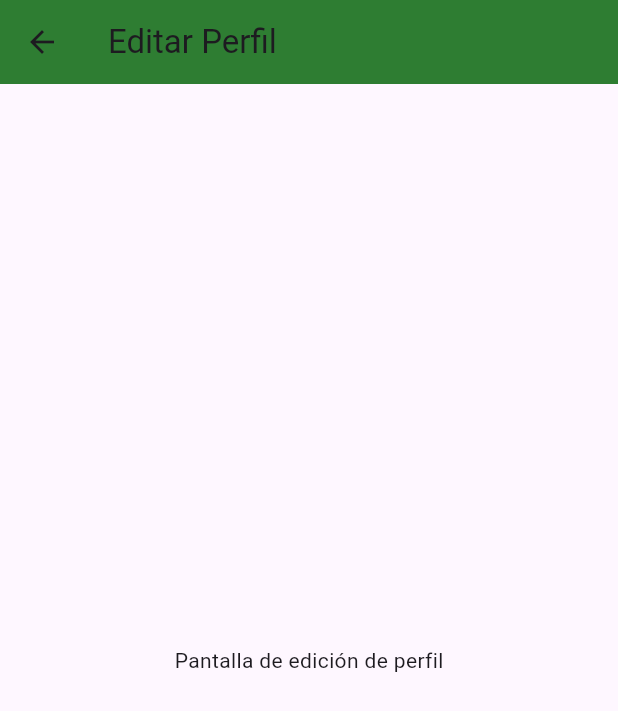
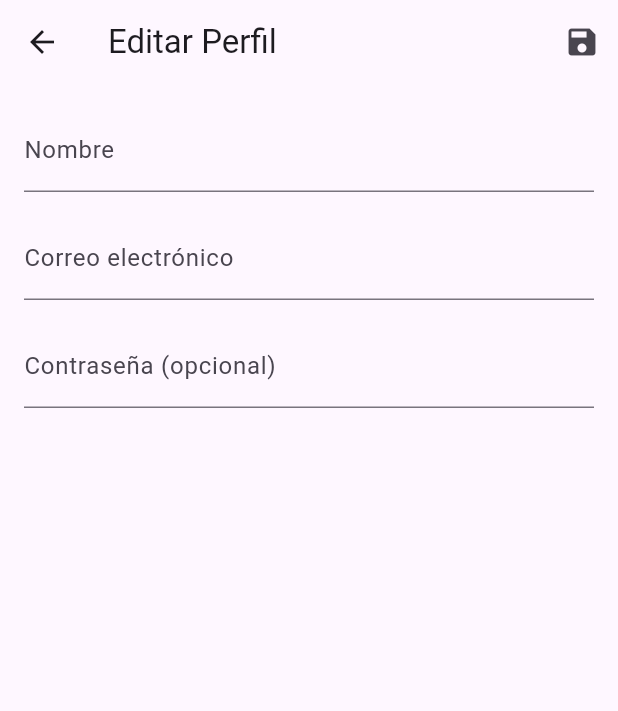
Before and after one commit to mrami8/leafy_app_flutter, a Flutter app: the EditProfileScreen screen opened directly, on a phone screen of 412 x 824 dp. Shown: the top 711 px of the screen. Run offline on Flutter 3.47's test engine with Material 3 defaults, Android fonts, the phone set to English and light mode, and no system bars; our stand-ins replace supabase_flutter, table_calendar; accounts and stored records are empty.

Commit message:
New Implement: Edit Profile v1

```diff
--- a/lib/screens/edit_profile_screen.dart
+++ b/lib/screens/edit_profile_screen.dart
@@ -1,17 +1,112 @@
 import 'package:flutter/material.dart';
+import 'package:provider/provider.dart';
+import 'package:leafy_app_flutter/providers/user_profile_provider.dart';
+import 'package:leafy_app_flutter/providers/auth_provider.dart';
 
-class EditProfileScreen extends StatelessWidget {
-  const EditProfileScreen({super.key});
+class EditProfileScreen extends StatefulWidget {
+  @override
+  _EditProfileScreenState createState() => _EditProfileScreenState();
+}
+
+class _EditProfileScreenState extends State<EditProfileScreen> {
+  final _formKey = GlobalKey<FormState>();
+  late TextEditingController _usernameController;
+  late TextEditingController _emailController;
+  late TextEditingController _passwordController;
+
+  @override
+  void initState() {
+    super.initState();
+    final userProfile = Provider.of<UserProfileProvider>(context, listen: false);
+    _usernameController = TextEditingController(text: userProfile.username);
+    _emailController = TextEditingController(text: userProfile.email);
+    _passwordController = TextEditingController();
+  }
+
+  @override
+  void dispose() {
+    _usernameController.dispose();
+    _emailController.dispose();
+    _passwordController.dispose();
+    super.dispose();
+  }
 
   @override
   Widget build(BuildContext context) {
+    final authProvider = Provider.of<AuthProvider>(context);
+    final userProfileProvider = Provider.of<UserProfileProvider>(context);
+
     return Scaffold(
       appBar: AppBar(
-        title: const Text('Editar Perfil'),
-        backgroundColor: Colors.green.shade800,
+        title: Text('Editar Perfil'),
+        actions: [
+          IconButton(
+            icon: Icon(Icons.save),
+            onPressed: () async {
+              if (_formKey.currentState!.validate()) {
+                await userProfileProvider.updateProfile(
+                  username: _usernameController.text,
+                  email: _emailController.text,
+                  auth: authProvider,
+                );
+
+                // Si se ingresó una nueva contraseña, actualizarla
+                if (_passwordController.text.isNotEmpty) {
+                  await userProfileProvider.updatePassword(
+                    _passwordController.text,
+                    authProvider,
+                  );
+                }
+
+                Navigator.pop(context);
+              }
+            },
+          ),
+        ],
       ),
-      body: const Center(
-        child: Text('Pantalla de edición de perfil'),
+      body: Padding(
+        padding: const EdgeInsets.all(16.0),
+        child: Form(
+          key: _formKey,
+          child: Column(
+            children: [
+              // Nombre
+              TextFormField(
+                controller: _usernameController,
+                decoration: InputDecoration(labelText: 'Nombre'),
+                validator: (value) {
+                  if (value == null || value.isEmpty) {
+                    return 'Por favor ingresa un nombre';
+                  }
+                  return null;
+                },
+              ),
+              SizedBox(height: 16),
+              // Correo
+              TextFormField(
+                controller: _emailController,
+                decoration: InputDecoration(labelText: 'Correo electrónico'),
+                validator: (value) {
+                  if (value == null || value.isEmpty) {
+                    return 'Por favor ingresa un correo';
+                  }
+                  if (!RegExp(r"^[a-zA-Z0-9._%+-]+@[a-zA-Z0-9.-]+\.[a-zA-Z]{2,}$")
+                      .hasMatch(value)) {
+                    return 'Por favor ingresa un correo válido';
+                  }
+                  return null;
+                },
+              ),
+              SizedBox(height: 16),
+              // Contraseña (opcional)
+              TextFormField(
+                controller: _passwordController,
+                obscureText: true,
+                decoration: InputDecoration(labelText: 'Contraseña (opcional)'),
+              ),
+            ],
+          ),
+        ),
       ),
     );
   }
```
Also changed, not shown: lib/providers/user_profile_provider.dart (+13 -8 lines), lib/screens/profile_screen.dart (line endings or trailing spaces).
